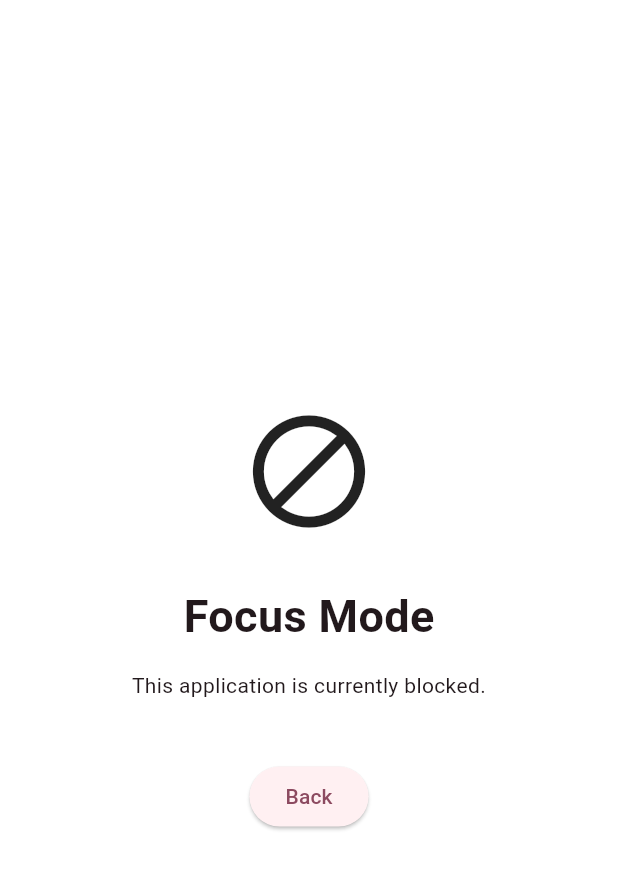
After one commit to arpityadav783791-cloud/minimalist_launcher_clone, a Flutter app: the FocusModeScreen screen opened directly, on a phone screen of 412 x 824 dp. The commit adds this screen. Shown: the top 869 px of the screen. Run offline on Flutter 3.47's test engine with Material 3 defaults, Android fonts, the phone set to English and light mode, and no system bars; our stand-ins replace get, shared_preferences; accounts and stored records are empty.

Commit message:
feat: implement productivity foundation with mindful delay and focus mode
## Summary

This PR introduces the foundation for Phase 2 productivity features in the Minimalist Launcher.

### Added
- ProductivityController to manage app productivity settings
- Centralized app launch interception pipeline
- Mindful Delay feature
  - Per-app toggle
  - Countdown screen before launching selected apps
- Focus Mode feature
  - Per-app toggle
  - Dedicated blocked screen
- Persistent productivity settings using SharedPreferences

### Updated
- AppController now delegates app launches through ProductivityController
- App Options Bottom Sheet includes productivity controls
- Native app launch flow integrated with productivity checks

### Current Launch Flow
App Tap
→ ProductivityController
→ Focus Mode Check
→ Daily Limit Check (foundation)
→ Mindful Delay
→ Launch App

### Pending
- Android UsageStats integration
- Daily Limit enforcement using real usage data
- Screen Time dashboard
- Streak calculation

```diff
--- a/lib/controllers/app_controller.dart
+++ b/lib/controllers/app_controller.dart
@@ -4,6 +4,8 @@ import 'package:minimalist_launcher_clone/controllers/favorites_controller.dart'
 import '../models/app_info.dart';
 import '../services/native_app_service.dart';
 import 'hide_apps_controller.dart';
+
+import 'productivity_controller.dart';
 
 class AppController extends GetxController {
   final apps = <AppInfo>[].obs;
@@ -64,6 +66,7 @@ class AppController extends GetxController {
   }
 
   Future<void> launch(String packageName) async {
-    await NativeAppService.launchApp(packageName);
+    final productivity = Get.find<ProductivityController>();
+    await productivity.handleAppLaunch(packageName);
   }
 }
--- /dev/null
+++ b/lib/screens/focus_mode/focus_mode_screen.dart
@@ -0,0 +1,57 @@
+import 'package:flutter/material.dart';
+import 'package:get/get.dart';
+
+class FocusModeScreen extends StatelessWidget {
+  const FocusModeScreen({super.key});
+
+  @override
+  Widget build(BuildContext context) {
+    return Scaffold(
+      backgroundColor: Colors.white,
+
+      body: SafeArea(
+        child: Center(
+          child: Padding(
+            padding: const EdgeInsets.all(30),
+            child: Column(
+              mainAxisAlignment:
+                  MainAxisAlignment.center,
+              children: [
+                const Icon(
+                  Icons.block,
+                  size: 90,
+                ),
+
+                const SizedBox(height: 30),
+
+                const Text(
+                  "Focus Mode",
+                  style: TextStyle(
+                    fontSize: 30,
+                    fontWeight: FontWeight.bold,
+                  ),
+                ),
+
+                const SizedBox(height: 15),
+
+                const Text(
+                  "This application is currently blocked.",
+                  textAlign: TextAlign.center,
+                ),
+
+                const SizedBox(height: 40),
+
+                ElevatedButton(
+                  onPressed: () {
+                    Get.back();
+                  },
+                  child: const Text("Back"),
+                ),
+              ],
+            ),
+          ),
+        ),
+      ),
+    );
+  }
+}
--- a/lib/screens/launcher/app_launcher_screen.dart
+++ b/lib/screens/launcher/app_launcher_screen.dart
@@ -1,6 +1,7 @@
 import 'package:flutter/material.dart';
 import 'package:get/get.dart';
 import 'package:minimalist_launcher_clone/controllers/favorites_controller.dart';
+import 'package:minimalist_launcher_clone/controllers/productivity_controller.dart';
 
 import '../../controllers/app_controller.dart';
 import 'app_option_bottom_sheet.dart';
@@ -13,6 +14,7 @@ class AppLauncherScreen extends StatelessWidget {
   final AppController controller = Get.put(AppController());
   final FavoritesController favoritesController = Get.put(FavoritesController());
   final MindfulDelayController mindfulDelayController = Get.put(MindfulDelayController());
+  final ProductivityController productivityController = Get.put(ProductivityController());
 
   @override
   Widget build(BuildContext context) {
--- a/lib/services/native_app_service.dart
+++ b/lib/services/native_app_service.dart
@@ -17,4 +17,9 @@ class NativeAppService {
       },
     );
   }
+
+  static Future<List<dynamic>> getUsageStats() async {
+    final result = await _channel.invokeMethod('getUsageStats');
+    return result;
+  }
 }
```
Also changed, not shown: lib/controllers/productivity_controller.dart (added, +135 -0 lines), lib/screens/launcher/app_option_bottom_sheet.dart (+32 -1 lines), lib/screens/mindful_delay/mindful_delay_screen.dart (added, +118 -0 lines).
